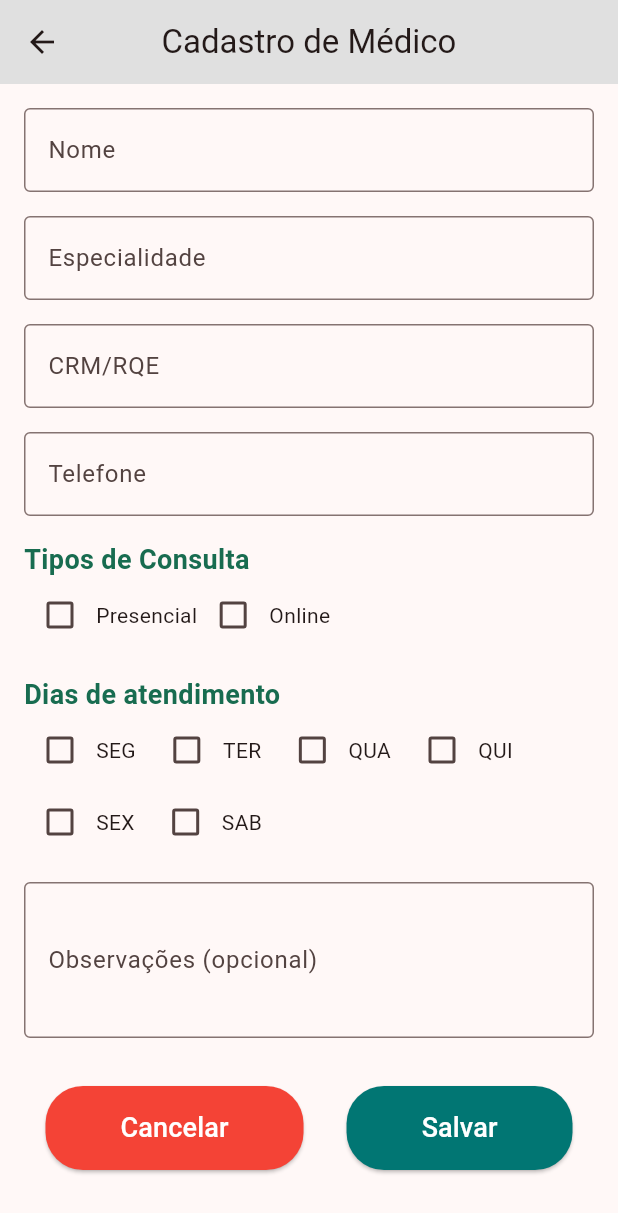
After one commit to GustavoLMarcelino/PlantaoFlex, a Flutter app: the RegisterDoctorScreen screen opened by its route, on a phone screen of 412 x 824 dp. The commit adds this screen. Shown: the top 1213 px of the screen. Run offline on Flutter 3.47's test engine with Material 3 defaults, Android fonts, the phone set to English and light mode, and no system bars.

Commit message:
0.5.0
Front do Cadastro de cliente e Cadastro de médico feitos, e foi feito organização de rotas junto.

```diff
--- /dev/null
+++ b/lib/screens/registerMed_screen.dart
@@ -0,0 +1,194 @@
+import 'package:flutter/material.dart';
+
+class RegisterDoctorScreen extends StatefulWidget {
+  const RegisterDoctorScreen({Key? key}) : super(key: key);
+
+  @override
+  _RegisterDoctorScreenState createState() => _RegisterDoctorScreenState();
+}
+
+class _RegisterDoctorScreenState extends State<RegisterDoctorScreen> {
+  final _formKey = GlobalKey<FormState>();
+
+  // Inicialmente todas as checkboxes são false (não marcadas)
+  bool _isPresencial = false;
+  bool _isOnline = false;
+  List<bool> _daysSelected = [false, false, false, false, false, false];
+
+  @override
+  Widget build(BuildContext context) {
+    return Scaffold(
+      appBar: AppBar(
+        title: const Text('Cadastro de Médico'),
+        centerTitle: true,
+        backgroundColor: Colors.grey[300],
+        automaticallyImplyLeading: true,
+      ),
+      body: Padding(
+        padding: const EdgeInsets.all(16.0),
+        child: Form(
+          key: _formKey,
+          child: ListView(
+            children: [
+              // Nome
+              _buildTextField('Nome'),
+              const SizedBox(height: 16.0),
+
+              // Especialidade
+              _buildTextField('Especialidade'),
+              const SizedBox(height: 16.0),
+
+              // CRM/RQE
+              _buildTextField('CRM/RQE'),
+              const SizedBox(height: 16.0),
+
+              // Telefone
+              _buildTextField('Telefone', hintText: '(00) 91234-5678'),
+              const SizedBox(height: 16.0),
+
+              // Tipos de Consulta
+              const Text(
+                'Tipos de Consulta',
+                style: TextStyle(fontSize: 18, fontWeight: FontWeight.bold, color: Color.fromARGB(255, 24, 108, 80)),
+              ),
+              Row(
+                children: [
+                  Checkbox(
+                    value: _isPresencial,
+                    activeColor: const Color.fromARGB(255, 24, 108, 80), // Cor da checkbox
+                    onChanged: (bool? value) {
+                      setState(() {
+                        _isPresencial = value!;
+                      });
+                    },
+                  ),
+                  const Text('Presencial'),
+                  Checkbox(
+                    value: _isOnline,
+                    activeColor: const Color.fromARGB(255, 24, 108, 80), // Cor da checkbox
+                    onChanged: (bool? value) {
+                      setState(() {
+                        _isOnline = value!;
+                      });
+                    },
+                  ),
+                  const Text('Online'),
+                ],
+              ),
+              const SizedBox(height: 16.0),
+
+              // Dias de Atendimento
+              const Text(
+                'Dias de atendimento',
+                style: TextStyle(fontSize: 18, fontWeight: FontWeight.bold, color: Color.fromARGB(255, 24, 108, 80)),
+              ),
+              Wrap(
+                spacing: 10.0,
+                children: [
+                  _buildDayCheckBox('SEG', 0),
+                  _buildDayCheckBox('TER', 1),
+                  _buildDayCheckBox('QUA', 2),
+                  _buildDayCheckBox('QUI', 3),
+                  _buildDayCheckBox('SEX', 4),
+                  _buildDayCheckBox('SAB', 5),
+                ],
+              ),
+              const SizedBox(height: 16.0),
+
+              // Observações
+              _buildTextField('Observações (opcional)', maxLines: 3),
+              const SizedBox(height: 32.0),
+
+              // Botões Cancelar e Salvar
+              Row(
+                mainAxisAlignment: MainAxisAlignment.spaceAround,
+                children: [
+                  // Botão Cancelar
+                  ElevatedButton(
+                    style: ElevatedButton.styleFrom(
+                      padding: const EdgeInsets.symmetric(horizontal: 50, vertical: 15),
+                      backgroundColor: Colors.red,
+                      shape: RoundedRectangleBorder(
+                        borderRadius: BorderRadius.circular(25),
+                      ),
+                    ),
+                    onPressed: () {
+                      Navigator.pop(context);
+                    },
+                    child: const Text(
+                      'Cancelar',
+                      style: TextStyle(
+                        color: Colors.white,
+                        fontSize: 18,
+                      ),
+                    ),
+                  ),
+
+                  // Botão Salvar
+                  ElevatedButton(
+                    style: ElevatedButton.styleFrom(
+                      padding: const EdgeInsets.symmetric(horizontal: 50, vertical: 15),
+                      backgroundColor: const Color.fromARGB(255, 1, 118, 115),
+                      shape: RoundedRectangleBorder(
+                        borderRadius: BorderRadius.circular(25),
+                      ),
+                    ),
+                    onPressed: () {
+                      if (_formKey.currentState!.validate()) {
+                        // Ação de salvar
+                      }
+                    },
+                    child: const Text(
+                      'Salvar',
+                      style: TextStyle(
+                        color: Colors.white,
+                        fontSize: 18,
+                      ),
+                    ),
+                  ),
+                ],
+              ),
+            ],
+          ),
+        ),
+      ),
+    );
+  }
+
+  // Função para criar TextFields personalizados
+  Widget _buildTextField(String labelText, {String? hintText, int maxLines = 1}) {
+    return TextFormField(
+      maxLines: maxLines,
+      decoration: InputDecoration(
+        labelText: labelText,
+        hintText: hintText,
+        border: const OutlineInputBorder(),
+      ),
+      validator: (value) {
+        if (value == null || value.isEmpty) {
+          return 'Por favor, preencha o campo $labelText';
+        }
+        return null;
+      },
+    );
+  }
+
+  // Função para criar Checkboxes de dias
+  Widget _buildDayCheckBox(String label, int index) {
+    return Row(
+      mainAxisSize: MainAxisSize.min,
+      children: [
+        Checkbox(
+          value: _daysSelected[index],
+          activeColor: const Color.fromARGB(255, 24, 108, 80), // Cor da checkbox
+          onChanged: (bool? value) {
+            setState(() {
+              _daysSelected[index] = value!;
+            });
+          },
+        ),
+        Text(label),
+      ],
+    );
+  }
+}
--- a/lib/screens/usercentral_screen.dart
+++ /dev/null
@@ -1 +0,0 @@
-import 'package:flutter/material.dart';
```
Also changed, not shown: lib/main.dart (+12 -3 lines), lib/screens/login_screen.dart (+13 -19 lines), lib/screens/main_screen.dart (+20 -22 lines), lib/screens/registerCli_screen.dart (added, +129 -0 lines).
